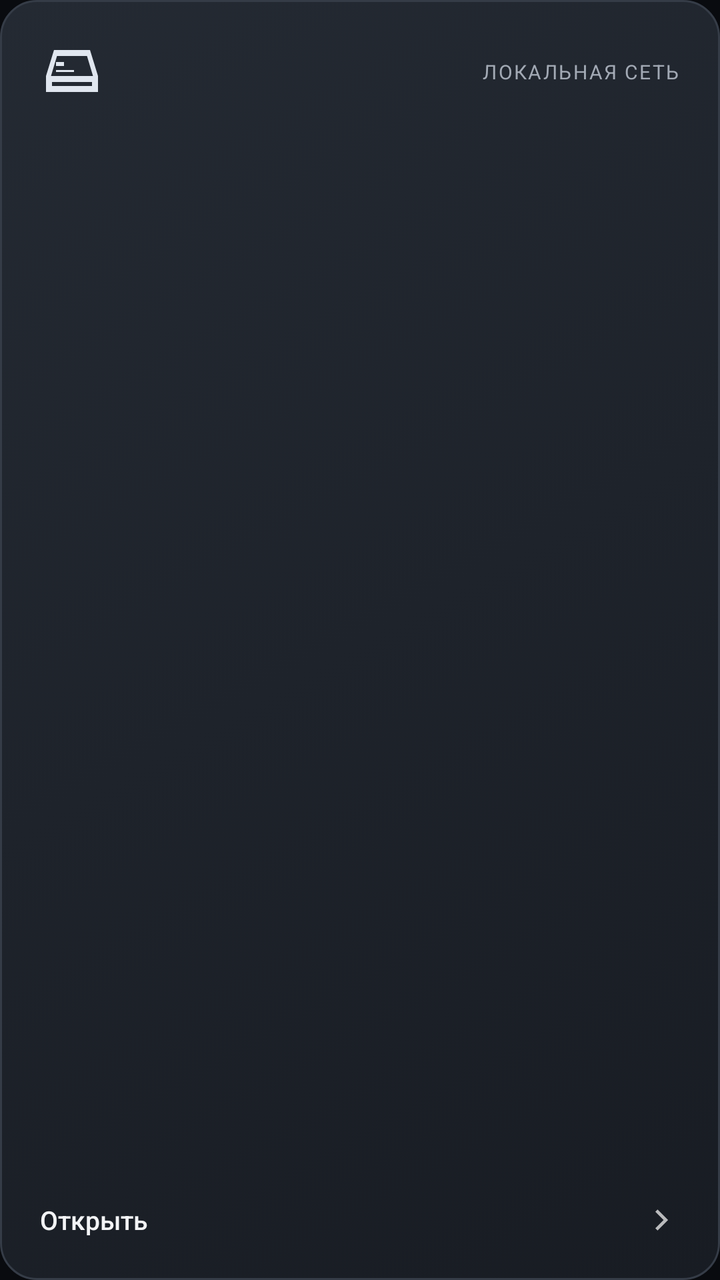
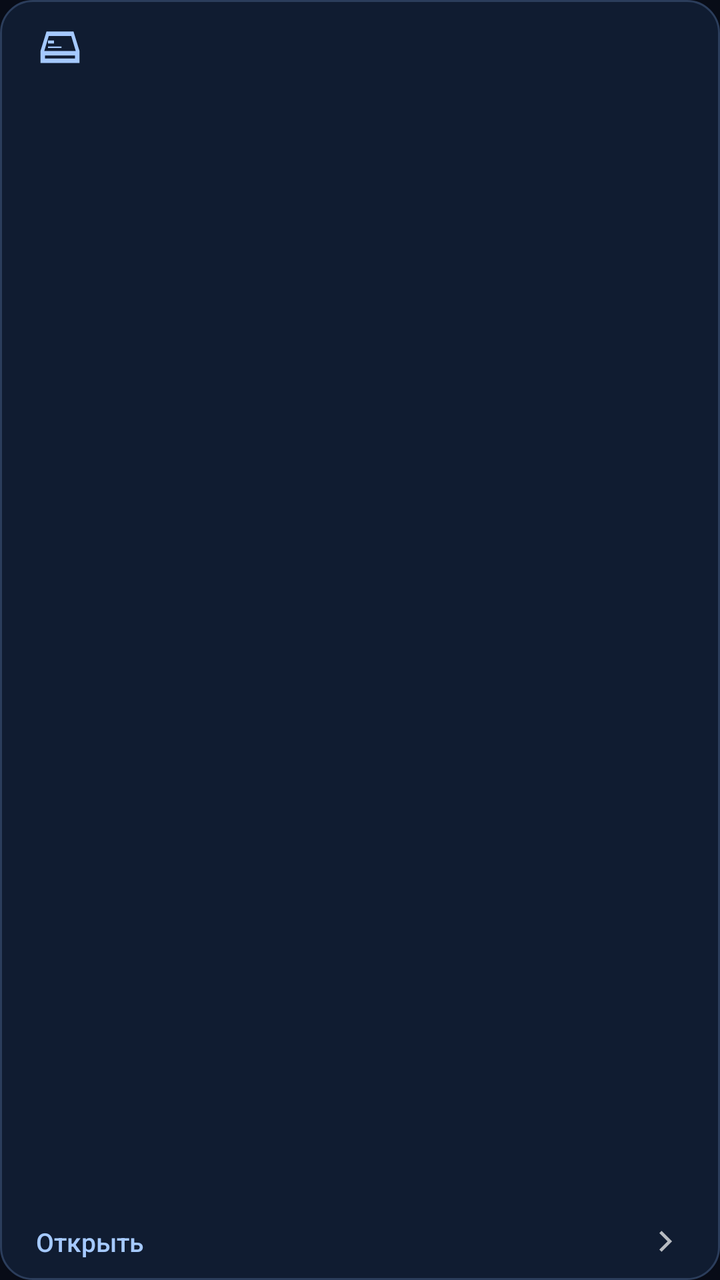

An Android layout rendered at two revisions. The XML below is the earlier revision; the diff shows what the commit changed to produce the second picture.
<!-- AndroidManifest.xml: application theme Theme.DiskTV -->
<!-- res/layout/item_server.xml -->
<LinearLayout xmlns:android="http://schemas.android.com/apk/res/android" android:layout_width="280dp" android:layout_height="180dp" android:layout_marginEnd="14dp" android:focusable="true" android:clickable="true" android:orientation="vertical" android:padding="20dp" android:background="@drawable/card_bg">
    <LinearLayout android:layout_width="match_parent" android:layout_height="32dp" android:orientation="horizontal" android:gravity="center_vertical">
        <ImageView android:id="@+id/serverIcon" android:layout_width="32dp" android:layout_height="32dp" android:src="@drawable/ic_server" android:contentDescription="@null"/>
        <Space android:layout_width="0dp" android:layout_weight="1" android:layout_height="1dp"/>
        <TextView android:layout_width="wrap_content" android:layout_height="wrap_content" android:text="@string/local_disk" android:textSize="10sp" android:letterSpacing="0.08" android:textColor="@color/text_dim"/>
    </LinearLayout>
    <TextView android:id="@+id/serverName" android:layout_width="match_parent" android:layout_height="wrap_content" android:layout_marginTop="14dp" android:textColor="@color/text_white" android:textSize="22sp" android:fontFamily="sans-serif-medium" android:includeFontPadding="false" android:singleLine="true" android:ellipsize="end"/>
    <TextView android:id="@+id/serverAddress" android:layout_width="match_parent" android:layout_height="wrap_content" android:layout_marginTop="5dp" android:textColor="@color/text_dim" android:textSize="12sp" android:includeFontPadding="false"/>
    <Space android:layout_width="1dp" android:layout_height="0dp" android:layout_weight="1"/>
    <LinearLayout android:layout_width="match_parent" android:layout_height="20dp" android:orientation="horizontal" android:gravity="center_vertical">
        <TextView android:id="@+id/serverHint" android:layout_width="0dp" android:layout_weight="1" android:layout_height="wrap_content" android:text="@string/open" android:textSize="13sp" android:fontFamily="sans-serif-medium" android:textColor="@color/text_white"/>
        <ImageView android:layout_width="18dp" android:layout_height="18dp" android:src="@drawable/ic_chevron" android:contentDescription="@null"/>
    </LinearLayout>
</LinearLayout>
<!-- resources referenced by this layout -->
<resources>
  <color name="text_dim">#A2A9B4</color>
  <color name="text_white">#F3F4F6</color>
  <!-- drawable card_bg (drawable) -->
  <selector xmlns:android="http://schemas.android.com/apk/res/android">
      <item android:state_focused="true"><shape><gradient android:angle="315" android:startColor="#303743" android:endColor="#222831"/><stroke android:width="2dp" android:color="#F0F2F6"/><corners android:radius="18dp"/></shape></item>
      <item><shape><gradient android:angle="315" android:startColor="#242A33" android:endColor="#181C23"/><stroke android:width="1dp" android:color="#353C47"/><corners android:radius="18dp"/></shape></item>
  </selector>
  <!-- drawable ic_chevron (drawable) -->
  <vector xmlns:android="http://schemas.android.com/apk/res/android" android:width="24dp" android:height="24dp" android:viewportWidth="24" android:viewportHeight="24"><path android:fillColor="#B3FFFFFF" android:fillType="evenOdd" android:pathData="M9,5 L16,12 L9,19 L7.5,17.5 L13,12 L7.5,6.5 Z"/></vector>
  <!-- drawable ic_server (drawable) -->
  <vector xmlns:android="http://schemas.android.com/apk/res/android" android:width="32dp" android:height="32dp" android:viewportWidth="32" android:viewportHeight="32"><path android:fillColor="#E0E6EF" android:fillType="evenOdd" android:pathData="M7,5 H25 L29,18 V26 H3 V18 Z M8.5,8 L5.5,18 H26.5 L23.5,8 Z M6,21 V23 H26 V21 Z"/><path android:fillColor="#E0E6EF" android:pathData="M8,11 H12 V13 H8 Z M8,15 H17 V16 H8 Z"/></vector>
  <string name="local_disk">ЛОКАЛЬНАЯ СЕТЬ</string>
  <string name="open">Открыть</string>
  <style name="Theme.DiskTV" parent="Theme.AppCompat.NoActionBar">
          <item name="android:windowFullscreen">true</item><item name="android:windowBackground">@color/bg</item>
          <item name="android:colorBackground">@color/bg</item><item name="android:fontFamily">sans-serif</item>
          <item name="android:colorAccent">#E1E6EE</item><item name="colorAccent">#E1E6EE</item>
          <item name="android:windowAnimationStyle">@null</item><item name="android:windowLightStatusBar">false</item>
      </style>
  <color name="bg">#090B0F</color>
</resources>

<!-- the commit's change to res/layout/item_server.xml (unified diff, before → after) -->
@@ -1,14 +1,11 @@
-<LinearLayout xmlns:android="http://schemas.android.com/apk/res/android" android:layout_width="280dp" android:layout_height="180dp" android:layout_marginEnd="14dp" android:focusable="true" android:clickable="true" android:orientation="vertical" android:padding="20dp" android:background="@drawable/card_bg">
-    <LinearLayout android:layout_width="match_parent" android:layout_height="32dp" android:orientation="horizontal" android:gravity="center_vertical">
-        <ImageView android:id="@+id/serverIcon" android:layout_width="32dp" android:layout_height="32dp" android:src="@drawable/ic_server" android:contentDescription="@null"/>
-        <Space android:layout_width="0dp" android:layout_weight="1" android:layout_height="1dp"/>
-        <TextView android:layout_width="wrap_content" android:layout_height="wrap_content" android:text="@string/local_disk" android:textSize="10sp" android:letterSpacing="0.08" android:textColor="@color/text_dim"/>
-    </LinearLayout>
-    <TextView android:id="@+id/serverName" android:layout_width="match_parent" android:layout_height="wrap_content" android:layout_marginTop="14dp" android:textColor="@color/text_white" android:textSize="22sp" android:fontFamily="sans-serif-medium" android:includeFontPadding="false" android:singleLine="true" android:ellipsize="end"/>
-    <TextView android:id="@+id/serverAddress" android:layout_width="match_parent" android:layout_height="wrap_content" android:layout_marginTop="5dp" android:textColor="@color/text_dim" android:textSize="12sp" android:includeFontPadding="false"/>
+<LinearLayout xmlns:android="http://schemas.android.com/apk/res/android" xmlns:app="http://schemas.android.com/apk/res-auto" android:layout_width="280dp" android:layout_height="@dimen/home_server_card" android:layout_marginEnd="14dp" android:focusable="true" android:clickable="true" android:orientation="vertical" android:paddingStart="18dp" android:paddingEnd="18dp" android:paddingTop="12dp" android:paddingBottom="11dp" android:background="@drawable/card_bg">
+    <ImageView android:id="@+id/serverIcon" android:layout_width="24dp" android:layout_height="24dp"
+        app:tint="@color/accent_cyan" android:src="@drawable/ic_server" android:contentDescription="@null"/>
+    <TextView android:id="@+id/serverName" android:layout_width="match_parent" android:layout_height="wrap_content" android:layout_marginTop="5dp" android:textColor="@color/text_white" android:textSize="22sp" android:fontFamily="sans-serif-medium" android:includeFontPadding="false" android:singleLine="true" android:ellipsize="end"/>
+    <TextView android:id="@+id/serverAddress" android:layout_width="match_parent" android:layout_height="wrap_content" android:layout_marginTop="3dp" android:textColor="@color/text_dim" android:textSize="12sp" android:includeFontPadding="false"/>
     <Space android:layout_width="1dp" android:layout_height="0dp" android:layout_weight="1"/>
-    <LinearLayout android:layout_width="match_parent" android:layout_height="20dp" android:orientation="horizontal" android:gravity="center_vertical">
-        <TextView android:id="@+id/serverHint" android:layout_width="0dp" android:layout_weight="1" android:layout_height="wrap_content" android:text="@string/open" android:textSize="13sp" android:fontFamily="sans-serif-medium" android:textColor="@color/text_white"/>
+    <LinearLayout android:layout_width="match_parent" android:layout_height="17dp" android:orientation="horizontal" android:gravity="center_vertical">
+        <TextView android:id="@+id/serverHint" android:layout_width="0dp" android:layout_weight="1" android:layout_height="wrap_content" android:text="@string/open" android:textSize="13sp" android:fontFamily="sans-serif-medium" android:textColor="@color/accent_cyan"/>
         <ImageView android:layout_width="18dp" android:layout_height="18dp" android:src="@drawable/ic_chevron" android:contentDescription="@null"/>
     </LinearLayout>
 </LinearLayout>
<!-- resource entries referenced after the edit -->
@@ -1,24 +1,26 @@
 <!-- resources referenced by this layout -->
 <resources>
-  <color name="text_dim">#A2A9B4</color>
-  <color name="text_white">#F3F4F6</color>
+  <color name="accent_cyan">#A5C9FF</color>
+  <color name="text_dim">#B1BDD2</color>
+  <color name="text_white">#F1F5FF</color>
+  <dimen name="home_server_card">114dp</dimen>
   <!-- drawable card_bg (drawable) -->
   <selector xmlns:android="http://schemas.android.com/apk/res/android">
-      <item android:state_focused="true"><shape><gradient android:angle="315" android:startColor="#303743" android:endColor="#222831"/><stroke android:width="2dp" android:color="#F0F2F6"/><corners android:radius="18dp"/></shape></item>
-      <item><shape><gradient android:angle="315" android:startColor="#242A33" android:endColor="#181C23"/><stroke android:width="1dp" android:color="#353C47"/><corners android:radius="18dp"/></shape></item>
+      <item android:state_focused="true"><shape><solid android:color="#19345C"/><stroke android:width="2dp" android:color="@color/focus_glow"/><corners android:radius="16dp"/></shape></item>
+      <item><shape><solid android:color="#101C31"/><stroke android:width="1dp" android:color="#2B3D5B"/><corners android:radius="16dp"/></shape></item>
   </selector>
   <!-- drawable ic_chevron (drawable) -->
   <vector xmlns:android="http://schemas.android.com/apk/res/android" android:width="24dp" android:height="24dp" android:viewportWidth="24" android:viewportHeight="24"><path android:fillColor="#B3FFFFFF" android:fillType="evenOdd" android:pathData="M9,5 L16,12 L9,19 L7.5,17.5 L13,12 L7.5,6.5 Z"/></vector>
   <!-- drawable ic_server (drawable) -->
   <vector xmlns:android="http://schemas.android.com/apk/res/android" android:width="32dp" android:height="32dp" android:viewportWidth="32" android:viewportHeight="32"><path android:fillColor="#E0E6EF" android:fillType="evenOdd" android:pathData="M7,5 H25 L29,18 V26 H3 V18 Z M8.5,8 L5.5,18 H26.5 L23.5,8 Z M6,21 V23 H26 V21 Z"/><path android:fillColor="#E0E6EF" android:pathData="M8,11 H12 V13 H8 Z M8,15 H17 V16 H8 Z"/></vector>
-  <string name="local_disk">ЛОКАЛЬНАЯ СЕТЬ</string>
   <string name="open">Открыть</string>
   <style name="Theme.DiskTV" parent="Theme.AppCompat.NoActionBar">
           <item name="android:windowFullscreen">true</item><item name="android:windowBackground">@color/bg</item>
           <item name="android:colorBackground">@color/bg</item><item name="android:fontFamily">sans-serif</item>
-          <item name="android:colorAccent">#E1E6EE</item><item name="colorAccent">#E1E6EE</item>
+          <item name="android:colorAccent">@color/accent_cyan</item><item name="colorAccent">@color/accent_cyan</item>
           <item name="android:windowAnimationStyle">@null</item><item name="android:windowLightStatusBar">false</item>
       </style>
-  <color name="bg">#090B0F</color>
+  <color name="focus_glow">#C5DDFF</color>
+  <color name="bg">#080C17</color>
 </resources>
 
